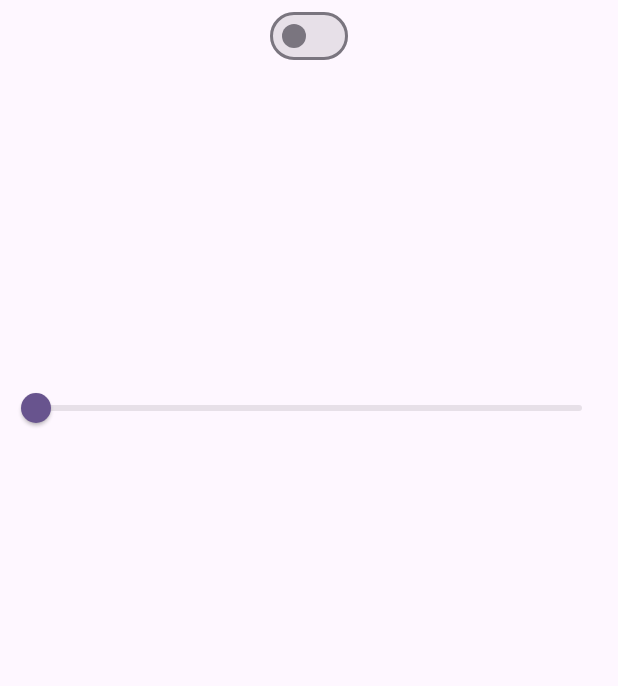
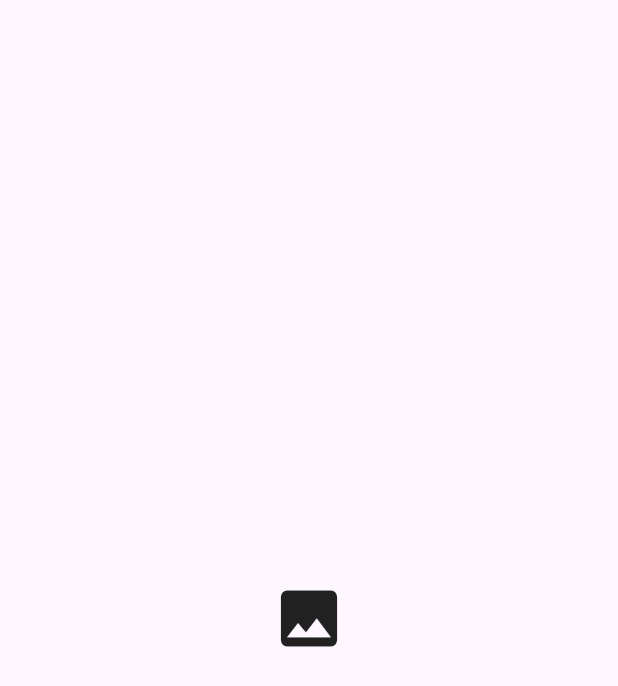
Before and after one commit to shayansaeed123/bloc_state_management, a Flutter app: the screen it shows after launch, on a phone screen of 412 x 824 dp. Shown: the top 686 px of the screen. Run offline on Flutter 3.47's test engine with Material 3 defaults, Android fonts, the phone set to English and light mode, and no system bars; our stand-ins replace bloc, equatable, flutter_bloc, image_picker.

Commit message:
update
update

```diff
--- /dev/null
+++ b/lib/bloc/imagePicker/image_picker_bloc.dart
@@ -0,0 +1,28 @@
+
+import 'package:bloc/bloc.dart';
+import 'package:blocs/bloc/imagePicker/image_picker_event.dart';
+import 'package:blocs/bloc/imagePicker/image_picker_state.dart';
+import 'package:blocs/utils/imagepicker.dart';
+import 'package:image_picker/image_picker.dart';
+
+class ImagePickerBloc extends Bloc<ImagePickerEvent, ImagePickerState>{
+
+  final ImagePickerUtils imagePicker ;
+  ImagePickerBloc(this.imagePicker) : super(ImagePickerState()){
+    on<GetImageFromGallery>(_getImageGallery);
+    on<GetImageFromCamera>(_getImageCamera);
+  }
+
+  void  _getImageGallery(GetImageFromGallery event, Emitter<ImagePickerState> emit)async{
+
+    XFile? file = await imagePicker.pickImageGallery();
+    emit(state.copyWith(file: file));
+  }
+
+  void  _getImageCamera(GetImageFromCamera event, Emitter<ImagePickerState> emit)async{
+
+    XFile? file = await imagePicker.pickImageCamera();
+    emit(state.copyWith(file: file));
+  }
+
+}
--- /dev/null
+++ b/lib/bloc/imagePicker/image_picker_event.dart
@@ -0,0 +1,12 @@
+
+import 'package:equatable/equatable.dart';
+
+abstract class ImagePickerEvent extends Equatable{
+  ImagePickerEvent();
+
+  @override
+  List<Object> get props => [];
+}
+
+class  GetImageFromGallery extends ImagePickerEvent {}
+class   GetImageFromCamera extends ImagePickerEvent{}
--- /dev/null
+++ b/lib/bloc/imagePicker/image_picker_state.dart
@@ -0,0 +1,15 @@
+import 'package:equatable/equatable.dart';
+import 'package:image_picker/image_picker.dart';
+
+class ImagePickerState extends Equatable{
+
+  final XFile? file ;
+
+  ImagePickerState({this.file});
+
+  ImagePickerState copyWith({XFile? file}){
+    return ImagePickerState(file: file ?? this.file);
+  }
+
+  List<Object?> get props => [file];
+}
--- a/lib/main.dart
+++ b/lib/main.dart
@@ -1,7 +1,10 @@
 import 'package:blocs/bloc/counterBloc/counter_bloc.dart';
+import 'package:blocs/bloc/imagePicker/image_picker_bloc.dart';
 import 'package:blocs/bloc/randomNumberBloc/bloc/random_number_bloc.dart';
 import 'package:blocs/bloc/switchBloc/bloc/switch_bloc.dart';
+import 'package:blocs/utils/imagepicker.dart';
 import 'package:blocs/views/counter_screen.dart';
+import 'package:blocs/views/image_picker.dart';
 import 'package:blocs/views/switch_and_slide.dart';
 import 'package:flutter/material.dart';
 import 'package:flutter_bloc/flutter_bloc.dart';
@@ -16,18 +19,20 @@ class MyApp extends StatelessWidget {
   // This widget is the root of your application.
   @override
   Widget build(BuildContext context) {
-    return BlocProvider(
-      create: (context) => RandomNumberBloc(),
-      child: BlocProvider(
-        create: (context) => SwitchBloc(),
-        child: MaterialApp(
-          title: 'Flutter Demo',
-          theme: ThemeData(
-            colorScheme: ColorScheme.fromSeed(seedColor: Colors.deepPurple),
-            useMaterial3: true,
-          ),
-          home: SwitchAndSlide(),
+    return  MultiBlocProvider(
+      providers: [
+        BlocProvider(create: (context) => CounterBloc(),),
+        BlocProvider(create: (context) => RandomNumberBloc(),),
+        BlocProvider(create: (context) => SwitchBloc(),),
+        BlocProvider(create: (context) => ImagePickerBloc(ImagePickerUtils()),)
+      ],
+      child: MaterialApp(
+        title: 'Flutter Demo',
+        theme: ThemeData(
+          colorScheme: ColorScheme.fromSeed(seedColor: Colors.deepPurple),
+          useMaterial3: true,
         ),
+        home: const ImagePickerScreen(),
       ),
     );
   }
--- /dev/null
+++ b/lib/views/image_picker.dart
@@ -0,0 +1,73 @@
+import 'dart:io';
+
+import 'package:blocs/bloc/imagePicker/image_picker_bloc.dart';
+import 'package:blocs/bloc/imagePicker/image_picker_event.dart';
+import 'package:blocs/bloc/imagePicker/image_picker_state.dart';
+import 'package:flutter/material.dart';
+import 'package:flutter_bloc/flutter_bloc.dart';
+
+class ImagePickerScreen extends StatefulWidget {
+  const ImagePickerScreen({super.key});
+
+  @override
+  State<ImagePickerScreen> createState() => _ImagePickerScreenState();
+}
+
+class _ImagePickerScreenState extends State<ImagePickerScreen> {
+  @override
+  Widget build(BuildContext context) {
+    return Scaffold(
+        body: Column(
+      mainAxisAlignment: MainAxisAlignment.center,
+      children: [
+        Center(child: BlocBuilder<ImagePickerBloc, ImagePickerState>(
+          builder: (context, state) {
+           if(state.file == null ){
+             return InkWell(
+                onTap: () {
+                  // context.read<ImagePickerBloc>().add(GetImageFromCamera());
+                  // context.read<ImagePickerBloc>().add(GetImageFromGallery());
+                  showDialog(
+                    context: context,
+                    builder: (BuildContext dialogContext) {
+                      return AlertDialog(
+                        title: Text('Select Image Source'),
+                        content:
+                            Text('Do you want to pick from camera or gallery?'),
+                        actions: [
+                          TextButton(
+                            onPressed: () {
+                              Navigator.pop(dialogContext);
+                              context
+                                  .read<ImagePickerBloc>()
+                                  .add(GetImageFromCamera());
+                            },
+                            child: Text('Camera'),
+                          ),
+                          TextButton(
+                            onPressed: () {
+                              Navigator.pop(dialogContext);
+                              context
+                                  .read<ImagePickerBloc>()
+                                  .add(GetImageFromGallery());
+                            },
+                            child: Text('Gallery'),
+                          ),
+                        ],
+                      );
+                    },
+                  );
+                },
+                child: Icon(
+                  Icons.image,
+                  size: 50,
+                ));
+           }else{
+            return Image.file(File(state.file!.path.toString()));
+           }
+          },
+        )),
+      ],
+    ));
+  }
+}
--- a/pubspec.yaml
+++ b/pubspec.yaml
@@ -38,6 +38,7 @@ dependencies:
   bloc:
   flutter_bloc: ^8.1.4
   equatable:
+  image_picker:
 
 dev_dependencies:
   flutter_test:
```
Also changed, not shown: lib/utils/imagepicker.dart (added, +18 -0 lines), pubspec.lock, 6 other files.
